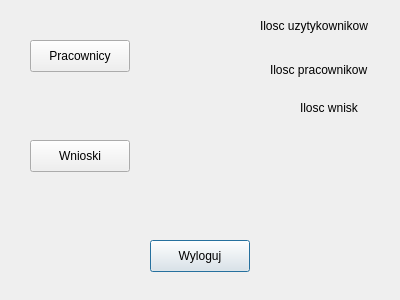
fr3kz/System-bank-admin-gui, file menu.ui: the form before one commit.
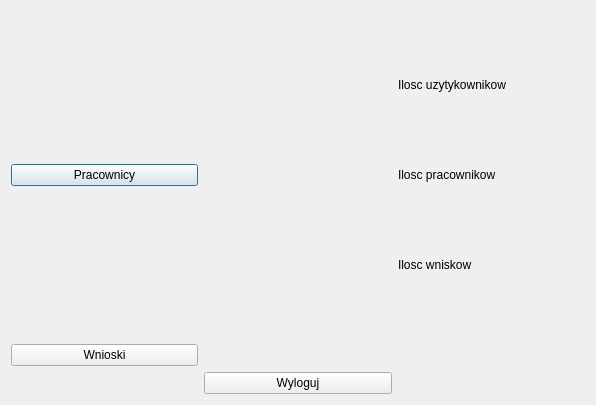
The form after the commit.

Commit message: rozbudowa menu

```diff
--- a/menu.ui
+++ b/menu.ui
@@ -6,91 +6,57 @@
    <rect>
     <x>0</x>
     <y>0</y>
-    <width>400</width>
-    <height>300</height>
+    <width>596</width>
+    <height>405</height>
    </rect>
   </property>
   <property name="windowTitle">
    <string>Dialog</string>
   </property>
+  <layout class="QGridLayout" name="gridLayout">
+   <item row="0" column="2">
   <widget class="QLabel" name="label">
-   <property name="geometry">
-    <rect>
-     <x>260</x>
-     <y>10</y>
-     <width>131</width>
-     <height>31</height>
-    </rect>
-   </property>
    <property name="text">
     <string>Ilosc uzytykownikow</string>
    </property>
   </widget>
+   </item>
+   <item row="1" column="0">
+    <widget class="QPushButton" name="pushButton_2">
+     <property name="text">
+      <string>Pracownicy</string>
+     </property>
+    </widget>
+   </item>
+   <item row="1" column="2">
   <widget class="QLabel" name="label_2">
-   <property name="geometry">
-    <rect>
-     <x>270</x>
-     <y>60</y>
-     <width>121</width>
-     <height>20</height>
-    </rect>
-   </property>
    <property name="text">
     <string>Ilosc pracownikow</string>
    </property>
   </widget>
+   </item>
+   <item row="2" column="2">
   <widget class="QLabel" name="label_3">
-   <property name="geometry">
-    <rect>
-     <x>300</x>
-     <y>100</y>
-     <width>58</width>
-     <height>16</height>
-    </rect>
-   </property>
    <property name="text">
     <string>Ilosc wniskow </string>
    </property>
   </widget>
-  <widget class="QPushButton" name="pushButton">
-   <property name="geometry">
-    <rect>
-     <x>150</x>
-     <y>240</y>
-     <width>100</width>
-     <height>32</height>
-    </rect>
-   </property>
-   <property name="text">
-    <string>Wyloguj</string>
-   </property>
-  </widget>
-  <widget class="QPushButton" name="pushButton_2">
-   <property name="geometry">
-    <rect>
-     <x>30</x>
-     <y>40</y>
-     <width>100</width>
-     <height>32</height>
-    </rect>
-   </property>
-   <property name="text">
-    <string>Pracownicy</string>
-   </property>
-  </widget>
+   </item>
+   <item row="3" column="0">
   <widget class="QPushButton" name="pushButton_3">
-   <property name="geometry">
-    <rect>
-     <x>30</x>
-     <y>140</y>
-     <width>100</width>
-     <height>32</height>
-    </rect>
-   </property>
    <property name="text">
     <string>Wnioski</string>
    </property>
   </widget>
+   </item>
+   <item row="4" column="1">
+    <widget class="QPushButton" name="pushButton">
+     <property name="text">
+      <string>Wyloguj</string>
+     </property>
+    </widget>
+   </item>
+  </layout>
  </widget>
  <resources/>
  <connections/>
```
Lines whose indentation alone changed are shown as unchanged. The commit also changes 2 other files.
